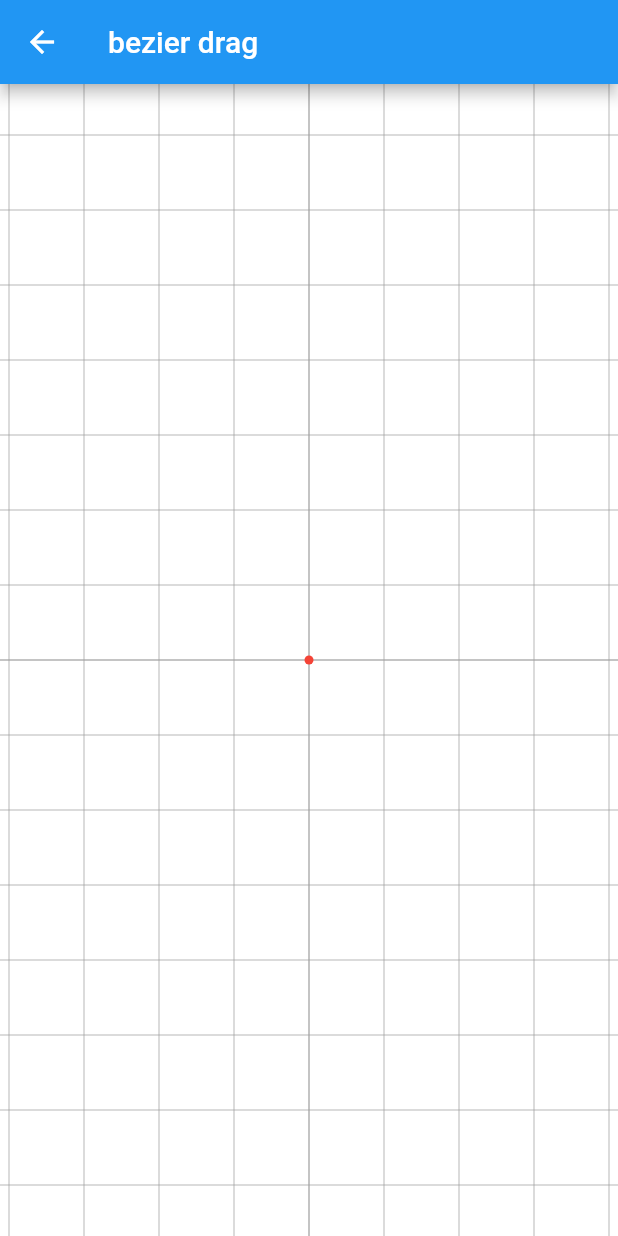
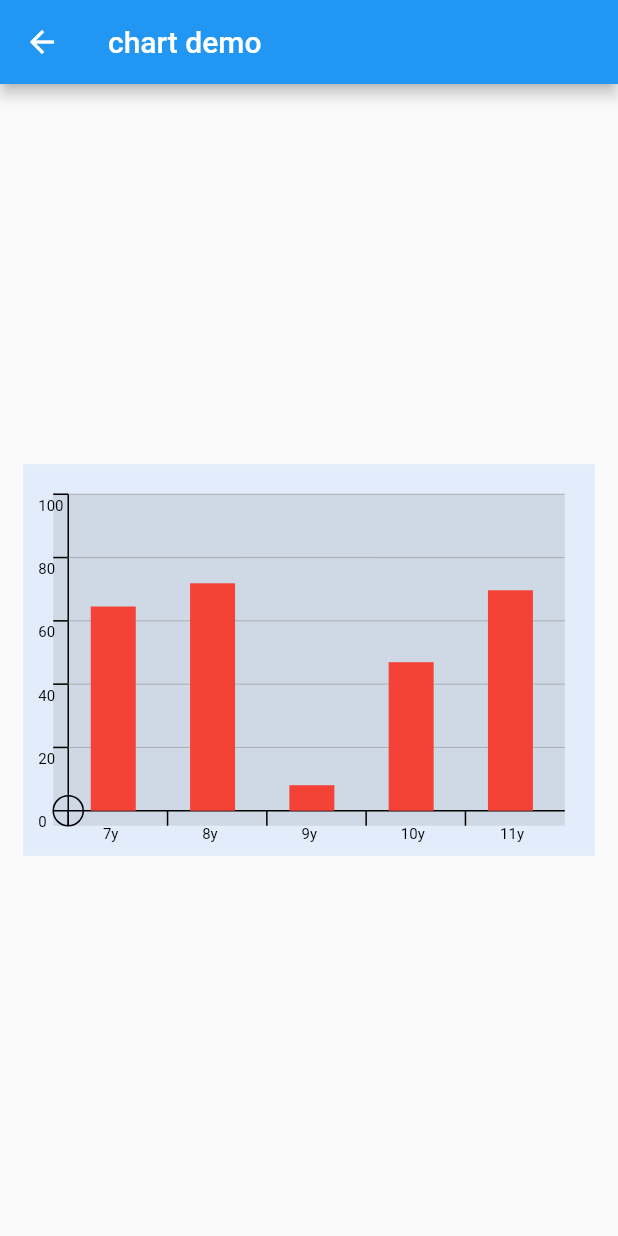
Before and after one commit to sm9i/draw_example, a Flutter app: the screen it shows after launch, after a tap on the "menu" icon, on a phone screen of 412 x 824 dp. Run offline on Flutter 3.47's test engine with Material 2 defaults, Android fonts, the phone set to English and light mode, and no system bars.

Commit message:
统计图1

```diff
--- a/lib/demo/bezier_drag.dart
+++ b/lib/demo/bezier_drag.dart
@@ -95,9 +95,11 @@ class _BezierDragPainter extends CustomPainter {
     position = repaint.points.map((e) => e.translate(-size.width / 2, -size.height / 2)).toList();
 
     final path = Path();
+    //如果选了小于九单纯画点
     if (position.length < 3) {
       canvas.drawPoints(PointMode.points, position, _positionPaint);
     } else {
+
       path.moveTo(position.first.dx, position.first.dy);
       path.quadraticBezierTo(position[1].dx, position[1].dy, position[2].dx, position[2].dy);
       canvas.drawPath(path, _linePaint);
--- /dev/null
+++ b/lib/demo/chart/chart_page.dart
@@ -0,0 +1,152 @@
+import 'dart:ui';
+
+import 'package:flutter/material.dart';
+
+class ChartPage extends StatelessWidget {
+  @override
+  Widget build(BuildContext context) {
+    return Scaffold(
+      appBar: AppBar(
+        title: Text('chart demo '),
+      ),
+      body: Center(
+        child: Column(
+          mainAxisAlignment: MainAxisAlignment.center,
+          children: [
+            Container(
+              width: 381,
+              height: 261,
+              padding: EdgeInsets.all(20),
+              color: Colors.blueAccent.withAlpha(33),
+              child: _Chart1(),
+            ),
+          ],
+        ),
+      ),
+    );
+  }
+}
+
+class _Chart1 extends StatefulWidget {
+  @override
+  __Chart1State createState() => __Chart1State();
+}
+
+class __Chart1State extends State<_Chart1> with SingleTickerProviderStateMixin {
+  AnimationController _controller;
+
+  @override
+  void initState() {
+    _controller = AnimationController(vsync: this, duration: Duration(milliseconds: 1500))..forward();
+    super.initState();
+  }
+
+  @override
+  void dispose() {
+    _controller.dispose();
+    super.dispose();
+  }
+
+  @override
+  Widget build(BuildContext context) {
+    return CustomPaint(
+      painter: ChartPainter1(_controller),
+    );
+  }
+}
+
+class ChartPainter1 extends CustomPainter {
+  ChartPainter1(this.repaint) : super(repaint: repaint);
+  final Animation<double> repaint;
+  final List<double> yData = [88, 98, 11, 64, 95];
+  final List<String> xDate = ["7y", "8y", "9y", "10y", "11y"];
+
+  Paint axisPaint = Paint()
+    ..style = PaintingStyle.stroke
+    ..strokeWidth = 1;
+
+  Paint gridPaint = Paint()
+    ..style = PaintingStyle.stroke
+    ..color = Colors.grey
+    ..strokeWidth = 0.5;
+
+  Paint fillPaint = Paint()..color = Colors.red;
+
+  @override
+  void paint(Canvas canvas, Size size) {
+    canvas.drawRect(Offset.zero & size, Paint()..color = Colors.black.withAlpha(22));
+    canvas.translate(0, size.height);
+    // canvas.drawCircle(Offset.zero, 10, axisPaint);
+
+    Path xyPath = Path();
+    xyPath.moveTo(10, 0);
+    xyPath.lineTo(10, -size.height);
+    xyPath.moveTo(0, -10);
+    xyPath.lineTo(size.width, -10);
+
+    canvas.drawPath(xyPath, axisPaint);
+
+    canvas.save();
+    drawYText(canvas, size);
+    canvas.restore();
+    canvas.save();
+    drawXText(canvas, size);
+
+    canvas.restore();
+
+    drawChart(canvas, size);
+  }
+
+  void drawChart(Canvas canvas, Size size) {
+    canvas.translate(10, -10);
+    canvas.drawCircle(Offset.zero, 10, axisPaint);
+    double yNum = (size.width - 10) / xDate.length;
+
+    for (int i = 0; i < xDate.length; i++) {
+      canvas.drawRect(Rect.fromLTWH(15, 0, 30, -yData[i] / 100 * (size.height - 10) * repaint.value), fillPaint);
+      canvas.translate(yNum, 0);
+    }
+  }
+
+  void drawXText(Canvas canvas, Size size) {
+    double yNum = (size.width - 10) / xDate.length;
+    for (int i = 0; i < xDate.length; i++) {
+      canvas.drawLine(Offset(10, 0), Offset(10, -10), axisPaint);
+      _drawText(canvas, xDate[i], offset: Offset(yNum / 2, 0));
+      canvas.translate(yNum, 0);
+    }
+  }
+
+  void drawYText(Canvas canvas, Size size) {
+    canvas.translate(0, -10);
+    double yNum = (size.height - 10) / 5;
+    for (int i = 0; i <= 5; i++) {
+      if (i == 0) {
+        _drawText(canvas, '0', offset: Offset(-10, 2));
+        canvas.translate(0, -yNum);
+        continue;
+      }
+      canvas.drawLine(Offset(0, 0), Offset(size.width, 0), gridPaint);
+      canvas.drawLine(Offset(0, 0), Offset(10, 0), axisPaint);
+      _drawText(canvas, (100 / 5 * i).toStringAsFixed(0), offset: Offset(-10, 2));
+      canvas.translate(0, -yNum);
+    }
+  }
+
+  void _drawText(Canvas canvas, String str, {Offset offset}) {
+    final painter = TextPainter(
+      text: TextSpan(
+        text: str,
+        style: TextStyle(color: Colors.black, fontSize: 10),
+      ),
+      textDirection: TextDirection.ltr,
+    );
+    painter.layout();
+    painter.paint(canvas, offset);
+  }
+
+  @override
+  bool shouldRepaint(covariant ChartPainter1 oldDelegate) {
+    return oldDelegate.repaint != repaint;
+  }
+}
--- a/lib/main.dart
+++ b/lib/main.dart
@@ -4,10 +4,12 @@ import 'package:flutter/material.dart';
 import 'canvas_2.dart';
 import 'demo/bezier.dart';
 import 'demo/bezier_drag.dart';
+import 'demo/chart/chart_page.dart';
 import 'demo/curve_box.dart';
 import 'demo/dou_dou_people.dart';
 import 'demo/gesture/gesture_widget.dart';
 import 'demo/image_color.dart';
+import 'demo/loading_widget.dart';
 import 'demo/path_fitting.dart';
 import 'demo/path_run_ball.dart';
 
@@ -51,8 +53,9 @@ class _MyHomePageState extends State<MyHomePage> {
           //CurveDemoPage
           //GestureWidget
           //BezierDragPage
-          IconButton(
-              icon: Icon(Icons.menu), onPressed: () => goPage(context, child: BezierDragPage())),
+          //LoadingPage
+          //ChartPage
+          IconButton(icon: Icon(Icons.menu), onPressed: () => goPage(context, child: ChartPage())),
         ],
       ),
       body: Center(
```
Also changed, not shown: lib/demo/loading_widget.dart (added, +91 -0 lines).
